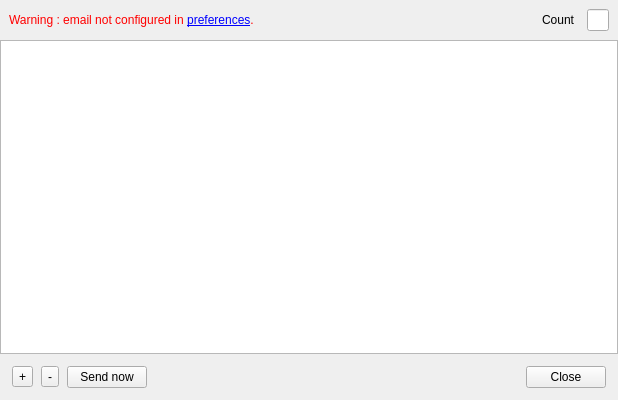
This is FWAdminLib/EmailNotificationAssistant.ui in fw-dev/translations as Qt 5 draws it before an edit. The edited form follows.
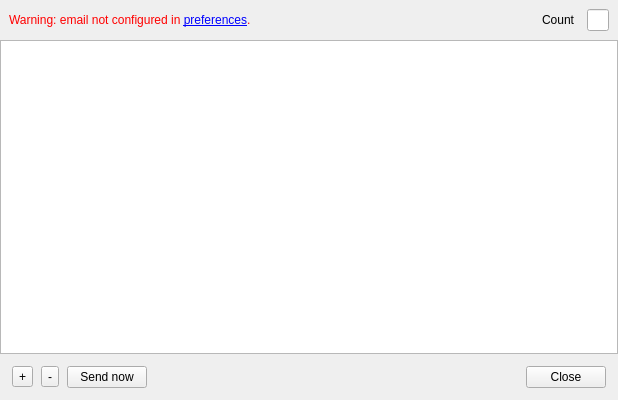
This is the edited form. Custom widgets are drawn as their Qt base class.

What changed in the file:
```diff
--- a/FWAdminLib/EmailNotificationAssistant.ui
+++ b/FWAdminLib/EmailNotificationAssistant.ui
@@ -90,7 +90,7 @@
          </palette>
         </property>
         <property name="text">
-         <string>&lt;html&gt;&lt;head/&gt;&lt;body&gt;&lt;p&gt;Warning : email not configured in &lt;a href=&quot;#&quot;&gt;&lt;span style=&quot; text-decoration: underline; color:#0000ff;&quot;&gt;preferences&lt;/span&gt;&lt;/a&gt;.&lt;/p&gt;&lt;/body&gt;&lt;/html&gt;</string>
+         <string>&lt;html&gt;&lt;head/&gt;&lt;body&gt;&lt;p&gt;Warning: email not configured in &lt;a href=&quot;#&quot;&gt;&lt;span style=&quot; text-decoration: underline; color:#0000ff;&quot;&gt;preferences&lt;/span&gt;&lt;/a&gt;.&lt;/p&gt;&lt;/body&gt;&lt;/html&gt;</string>
         </property>
         <property name="textFormat">
          <enum>Qt::RichText</enum>
```
